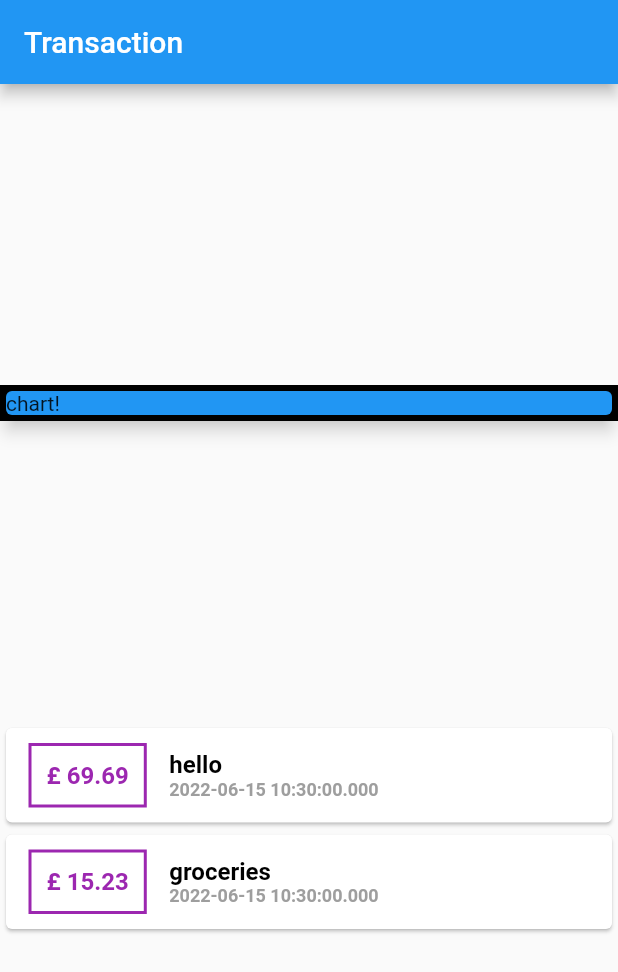
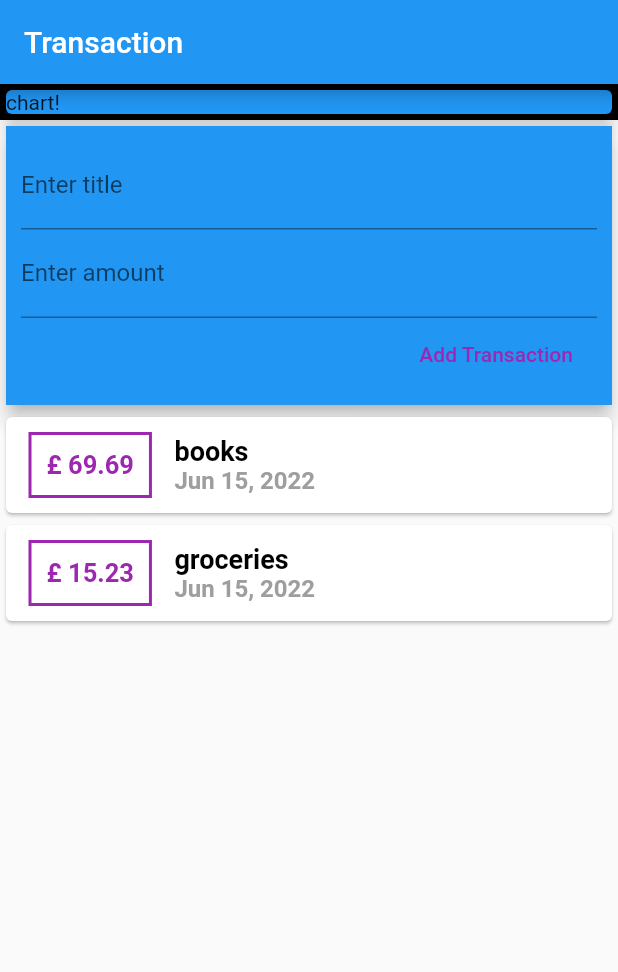
Before and after one commit to mohamed-merzais/budget_app, a Flutter app: the Transactions screen opened directly, on a phone screen of 412 x 824 dp. Shown: the top 972 px of the screen. Run offline on Flutter 3.47's test engine with Material 2 defaults, Android fonts, the phone set to English and light mode, and no system bars; our stand-ins replace animated_bottom_navigation_bar, firebase_auth, firebase_core, ionicons; accounts and stored records are empty.

Commit message:
code refactored to make indivdual widgets

```diff
--- a/lib/Screen/TransactionList.dart
+++ b/lib/Model/TransactionFormatt.dart
@@ -1,12 +1,12 @@
 // ignore: empty_constructor_bodies
-class TransactionList {
+class TransactionFormatt {
   //this is what each transaction will contain.
   String id;
   String title;
   double amount;
   DateTime date;
 
-  TransactionList(
+  TransactionFormatt(
       {required this.id,
       required this.amount,
       required this.date,
--- a/lib/Screen/HomePage.dart
+++ b/lib/Screen/HomeScreen.dart
@@ -2,7 +2,7 @@ import 'package:animated_bottom_navigation_bar/animated_bottom_navigation_bar.da
 import 'package:budget_app/Screens/Budget.dart';
 import 'package:budget_app/Screen/Transactions.dart';
 import 'package:budget_app/Screens/Daily.dart';
-import 'package:budget_app/Screen/SignUpScreen.dart';
+import 'package:budget_app/Screens/Stats.dart';
 import 'package:flutter/material.dart';
 import 'package:ionicons/ionicons.dart';
 import '../Screens/Stats.dart';
--- a/lib/Screen/SignUpScreen.dart
+++ b/lib/Screen/SignUpScreen.dart
@@ -1,4 +1,4 @@
-import 'package:budget_app/Screen/HomePage.dart';
+import 'package:budget_app/Screen/HomeScreen.dart';
 import 'package:flutter/material.dart';
 import 'package:firebase_auth/firebase_auth.dart';
 import 'package:firebase_core/firebase_core.dart';
--- a/lib/Screen/Transactions.dart
+++ b/lib/Screen/Transactions.dart
@@ -1,23 +1,14 @@
 //show calander along with income /outgoings
-// ignore_for_file: prefer_const_constructors, prefer_const_literals_to_create_immutables
+// ignore_for_file: prefer_const_constructors, prefer_const_literals_to_create_immutables, must_be_immutable
+import 'package:budget_app/widget/user_Transactions.dart';
+
 import 'package:flutter/material.dart';
-import './TransactionList.dart'; //imports the transaction list
 
 class Transactions extends StatelessWidget {
-  final List<TransactionList> transactions = [
-    TransactionList(
-      id: "t1",
-      title: "hello",
-      amount: 69.69,
-      date: DateTime.now(),
-    ),
-    TransactionList(
-      id: "t2",
-      title: "groceries",
-      amount: 15.23,
-      date: DateTime.now(),
-    ),
-  ]; //var that holds list of transactions
+  //statless means cant change variables and will never be reflected on the ui
+
+  String titleInput = ''; //store title
+  String amountInput = ''; //store amount
 
   Transactions({Key? key}) : super(key: key);
 
@@ -29,7 +20,7 @@ class Transactions extends StatelessWidget {
       ),
       body: Column(
         mainAxisAlignment:
-            MainAxisAlignment.spaceEvenly, //spaces the height evenly
+            MainAxisAlignment.start, //spaces the height to the top
         crossAxisAlignment: CrossAxisAlignment.stretch, //
         children: <Widget>[
           Container(
@@ -41,54 +32,9 @@ class Transactions extends StatelessWidget {
               child: Text('chart!'),
               elevation: 5,
             ),
-          ),
-          Column(
-            //each transaction tile
-
-            children: transactions.map((tx) {
-              //tx is individual transactin
-              return Card(
-
-                  //each transaction with price date and name
-                  child: Row(
-                children: <Widget>[
-                  Container(
-                    margin: EdgeInsets.symmetric(
-                        vertical: 10, horizontal: 15), //spacing around price
-                    decoration: BoxDecoration(
-                        border: Border.all(
-                      color: Colors.purple,
-                      width: 2,
-                    )), //decorating the container(price)
-                    padding: EdgeInsets.all(10), //space between border and text
-                    child: Text(
-                      //contains price text
-                      '£ ${tx.amount}',//easier way to combine a text (string interpulation sytntax) no need for .toString either
-                      style: TextStyle(
-                          fontWeight: FontWeight.bold, color: Colors.purple, fontSize: 16),
-                    ),
-                  ),
-                  Column(
-                    mainAxisAlignment:MainAxisAlignment.spaceEvenly, // y axis on all text in column
-                    crossAxisAlignment: CrossAxisAlignment.start,//x axis on all text in column
-                    children: <Widget>[
-                      //contains date and title
-                      Container(
-                          child: Text(
-                        tx.title,
-                        style: TextStyle(
-                            fontWeight: FontWeight.bold, color: Colors.black,fontSize: 16),
-                      ),), //Transaction title
-                      Text(tx.date.toString(),style: TextStyle(
-                        fontWeight: FontWeight.bold, color: Colors.grey,fontSize: 12,
-                      ),),//transaction date
-                    ],
-                  ),
-                ],
-              ));
-            }).toList(),
-            //returns each transaction as a list
-          )
+          ), //chart
+          //below is the input for user
+          UserTransactions(),//shows the users transactions and input field
         ],
       ),
     );
--- a/lib/main.dart
+++ b/lib/main.dart
@@ -1,4 +1,4 @@
-import 'package:budget_app/Screen/HomePage.dart';
+import 'package:budget_app/Screen/HomeScreen.dart';
 import 'package:flutter/material.dart';
 import 'package:firebase_auth/firebase_auth.dart';
 import 'package:firebase_core/firebase_core.dart';
--- /dev/null
+++ b/lib/widget/Transaction_List.dart
@@ -0,0 +1,75 @@
+// ignore_for_file: prefer_const_constructors
+//This stores the transactions and the display panel aka how it looks
+
+import 'package:budget_app/Model/TransactionFormatt.dart';
+import 'package:flutter/material.dart';
+import '../Model/TransactionFormatt.dart';
+import 'package:intl/intl.dart';
+
+class TransactionList extends StatelessWidget {
+
+   final List<TransactionFormatt> transactions;
+   TransactionList(this.transactions);
+
+  @override
+  Widget build(BuildContext context) {
+    return Column(
+      //each transaction tile
+      children: transactions.map((tx) {
+        //tx is individual transactin
+        return Card(
+            color: Colors.white,
+            //each transaction with price date and name
+            child: Row(
+              children: <Widget>[
+                Container(
+                  margin: EdgeInsets.symmetric(
+                      vertical: 10, horizontal: 15), //spacing around price
+                  decoration: BoxDecoration(
+                      border: Border.all(
+                    color: Colors.purple,
+                    width: 2,
+                  )), //decorating the container(price)
+                  padding: EdgeInsets.all(10), //space between border and text
+                  child: Text(
+                    //contains price text
+                    '£ ${tx.amount}', //easier way to combine a text (string interpulation sytntax) no need for .toString either
+                    style: TextStyle(
+                        fontWeight: FontWeight.bold,
+                        color: Colors.purple,
+                        fontSize: 17),
+                  ),
+                ),
+                Column(
+                  mainAxisAlignment: MainAxisAlignment
+                      .spaceEvenly, // y axis on all text in column
+                  crossAxisAlignment:
+                      CrossAxisAlignment.start, //x axis on all text in column
+                  children: <Widget>[
+                    //contains date and title
+                    Container(
+                      child: Text(
+                        tx.title,
+                        style: TextStyle(
+                            fontWeight: FontWeight.bold,
+                            color: Colors.black,
+                            fontSize: 18),
+                      ),
+                    ), //Transaction title and styling
+                    Text(
+                      DateFormat.yMMMd().format(tx.date),
+                      style: TextStyle(
+                        fontWeight: FontWeight.bold,
+                        color: Colors.grey,
+                        fontSize: 16,
+                      ),
+                    ), //transaction date text and styling
+                  ],
+                ),
+              ],
+            ));
+      }).toList(),
+      //returns each transaction as a list
+    );
+  }
+}
--- /dev/null
+++ b/lib/widget/new_Transaction.dart
@@ -0,0 +1,48 @@
+//is a widget that contains textfield and button to add a new transaction
+// ignore_for_file: prefer_const_constructors, camel_case_types, must_be_immutable
+
+import 'package:flutter/material.dart';
+
+class newTransaction extends StatelessWidget {
+  final Function addTx;
+  var amountInputController = TextEditingController();
+  var titleInputController = TextEditingController();
+  newTransaction(this.addTx, {Key? key}) : super(key: key); //passes new transaction as parameter
+
+  @override
+  Widget build(BuildContext context) {
+    return Card(
+      elevation: 5, //elevate the shadows to make it look taller
+      child: Container(
+        color: Colors.blue, //background colour of data entry
+        padding: EdgeInsets.all(10), //spacing between textfields
+        child: Column(
+          crossAxisAlignment: CrossAxisAlignment.end, //moves button to right
+          children: <Widget>[
+            TextField(
+                onChanged: (val) {
+                  amountInputController = val as TextEditingController;
+                }, //checks to see if text is changed and sets ti to the var
+                decoration:
+                    InputDecoration(labelText: 'Enter title')), //input title
+            TextField(
+                onChanged: (val) {
+                  titleInputController = val as TextEditingController;
+                }, //checks to see if text is changed and sets ti to the var title
+                decoration: InputDecoration(
+                    labelText: 'Enter amount')), //input £ amount
+            // ignore: deprecated_member_use
+            FlatButton(
+              onPressed: () {
+                addTx(titleInputController.text,
+                    double.parse(amountInputController.text),);
+              },
+              child: Text("Add Transaction"),
+              textColor: Colors.purple,
+            ) //button to add transaction
+          ],
+        ),
+      ),
+    );
+  }
+}
--- /dev/null
+++ b/lib/widget/user_Transactions.dart
@@ -0,0 +1,58 @@
+//contains the new_transaction widget and the transactions widget
+// ignore_for_file: prefer_const_constructors
+
+import 'package:budget_app/Screen/Transactions.dart';
+import 'package:flutter/foundation.dart';
+import 'package:flutter/material.dart';
+
+import '../Model/TransactionFormatt.dart';
+import 'Transaction_List.dart';
+import 'new_Transaction.dart';
+
+class UserTransactions extends StatefulWidget {
+  const UserTransactions({Key? key}) : super(key: key);
+
+  @override
+  State<UserTransactions> createState() => _UserTransactionsState();
+}
+
+class _UserTransactionsState extends State<UserTransactions> {
+
+  final List<TransactionFormatt> _userTransactions = [
+    TransactionFormatt(
+      id: "t1",
+      title: "books",
+      amount: 69.69,
+      date: DateTime.now(),
+    ),
+    TransactionFormatt(
+      id: "t2",
+      title: "groceries",
+      amount: 15.23,
+      date: DateTime.now(),
+    ),
+  ];
+  void _addNewTransaction(String txTitle, double txAmount){
+   final newTx = TransactionFormatt(
+    title:txTitle,
+    amount : txAmount,
+    date: DateTime.now(),
+    id: DateTime.now().toString());
+
+    setState(() {
+      _userTransactions.add(newTx);
+      //updates the list and due to set state will update ui to add new transaction
+    });
+  }
+
+  @override
+  //this builds a UI containing the transactions and transaction input field
+  Widget build(BuildContext context) {
+    return Column(
+      children: <Widget>[
+        newTransaction(_addNewTransaction),//passes the new transaction to the newTrnsavtioon page to access private method
+        TransactionList(_userTransactions),
+      ],
+    );
+  }
+}
```
